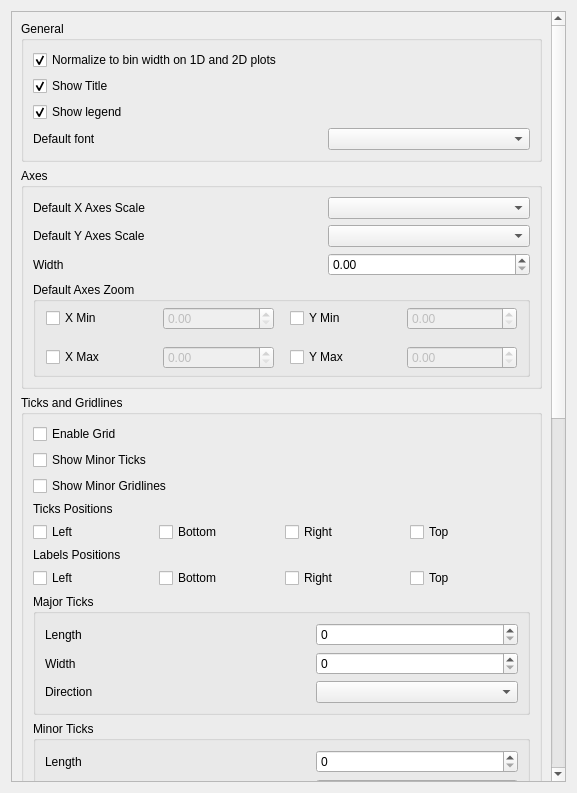
mantidproject/mantid, file qt/applications/workbench/workbench/widgets/settings/plots/section_plots.ui: the form before one commit.
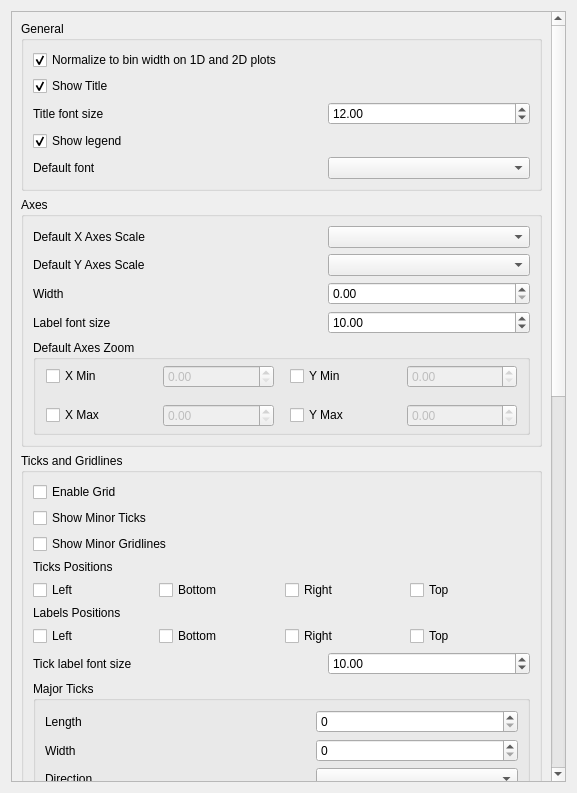
The form after the commit.

Commit message: Expose axis label and tick label size (#42145)

What changed in the file:
```diff
--- a/qt/applications/workbench/workbench/widgets/settings/plots/section_plots.ui
+++ b/qt/applications/workbench/workbench/widgets/settings/plots/section_plots.ui
@@ -87,6 +87,45 @@
               </property>
              </widget>
             </item>
+            <item>
+             <layout class="QHBoxLayout" name="horizontalLayout_49">
+              <property name="spacing">
+               <number>3</number>
+              </property>
+              <item>
+               <widget class="QLabel" name="title_font_size_label">
+                <property name="text">
+                 <string>Title font size</string>
+                </property>
+               </widget>
+              </item>
+              <item>
+               <widget class="QDoubleSpinBox" name="title_font_size">
+                <property name="maximumSize">
+                 <size>
+                  <width>202</width>
+                  <height>16777215</height>
+                 </size>
+                </property>
+                <property name="focusPolicy">
+                 <enum>Qt::StrongFocus</enum>
+                </property>
+                <property name="minimum">
+                 <double>0.500000000000000</double>
+                </property>
+                <property name="maximum">
+                 <double>20.000000000000000</double>
+                </property>
+                <property name="singleStep">
+                 <double>0.500000000000000</double>
+                </property>
+                <property name="value">
+                 <double>12.000000000000000</double>
+                </property>
+               </widget>
+              </item>
+             </layout>
+            </item>
             <item>
              <widget class="QCheckBox" name="show_legend">
               <property name="text">
@@ -235,6 +274,45 @@
               </item>
              </layout>
             </item>
+            <item>
+             <layout class="QHBoxLayout" name="horizontalLayout_47">
+              <property name="spacing">
+               <number>3</number>
+              </property>
+              <item>
+               <widget class="QLabel" name="axes_label_font_size_label">
+                <property name="text">
+                 <string>Label font size</string>
+                </property>
+               </widget>
+              </item>
+              <item>
+               <widget class="QDoubleSpinBox" name="axes_label_font_size">
+                <property name="maximumSize">
+                 <size>
+                  <width>202</width>
+                  <height>16777215</height>
+                 </size>
+                </property>
+                <property name="focusPolicy">
+                 <enum>Qt::StrongFocus</enum>
+                </property>
+                <property name="minimum">
+                 <double>0.500000000000000</double>
+                </property>
+                <property name="maximum">
+                 <double>20.000000000000000</double>
+                </property>
+                <property name="singleStep">
+                 <double>0.500000000000000</double>
+                </property>
+                <property name="value">
+                 <double>10.000000000000000</double>
+                </property>
+               </widget>
+              </item>
+             </layout>
+            </item>
             <item>
              <widget class="QGroupBox" name="axes_limits_box">
               <property name="title">
@@ -516,6 +594,45 @@
               </item>
              </layout>
             </item>
+            <item>
+             <layout class="QHBoxLayout" name="horizontalLayout_48">
+              <property name="spacing">
+               <number>3</number>
+              </property>
+              <item>
+               <widget class="QLabel" name="tick_label_font_size_label">
+                <property name="text">
+                 <string>Tick label font size</string>
+                </property>
+               </widget>
+              </item>
+              <item>
+               <widget class="QDoubleSpinBox" name="tick_label_font_size">
+                <property name="maximumSize">
+                 <size>
+                  <width>202</width>
+                  <height>16777215</height>
+                 </size>
+                </property>
+                <property name="focusPolicy">
+                 <enum>Qt::StrongFocus</enum>
+                </property>
+                <property name="minimum">
+                 <double>0.500000000000000</double>
+                </property>
+                <property name="maximum">
+                 <double>20.000000000000000</double>
+                </property>
+                <property name="singleStep">
+                 <double>0.500000000000000</double>
+                </property>
+                <property name="value">
+                 <double>10.000000000000000</double>
+                </property>
+               </widget>
+              </item>
+             </layout>
+            </item>
             <item>
              <widget class="QGroupBox" name="axes_box_4">
               <property name="title">
```
The commit also changes 9 other files.
